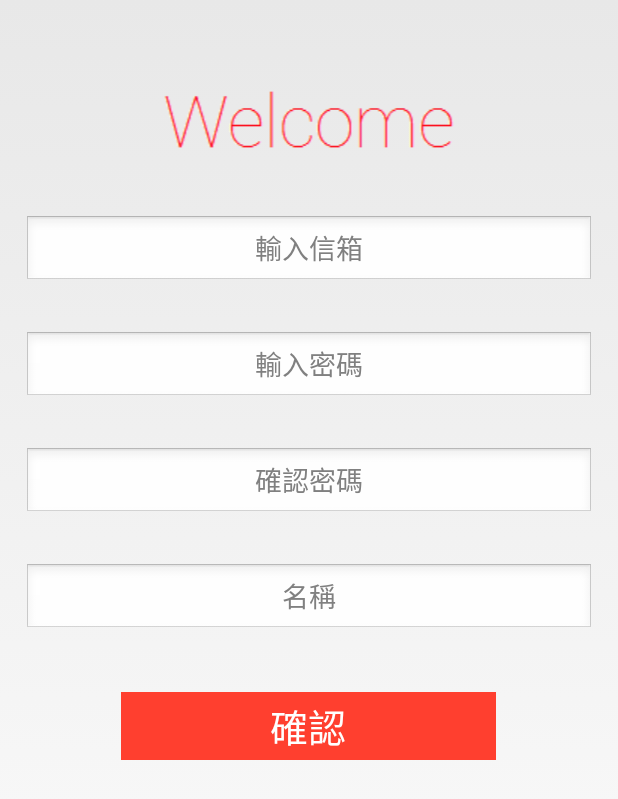
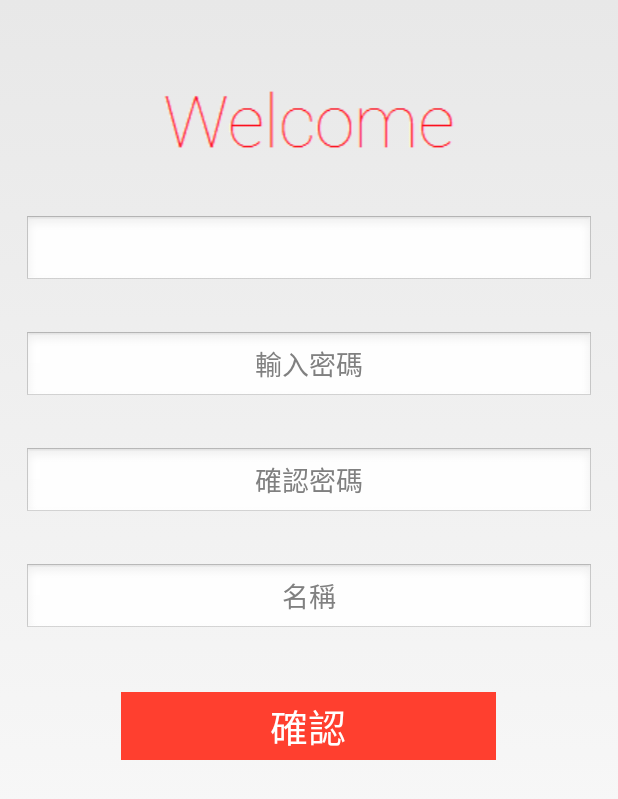
Before and after one commit to mysop/MySOP2, an Android app: the screen it shows after launch (Register), on a phone screen of 412 x 824 dp. Shown: the top 799 px of the screen. Run offline under Robolectric (Android 15) with nearby library versions, the light colour scheme and no system bars.

Commit message:
0713
點下去HINT不見

```diff
--- a/app/src/main/java/com/example/kelly/mysop/Register.java
+++ b/app/src/main/java/com/example/kelly/mysop/Register.java
@@ -4,14 +4,76 @@ import android.app.Activity;
 import android.os.Bundle;
 import android.view.Menu;
 import android.view.MenuItem;
+import android.text.Editable;
+import android.text.TextWatcher;
+import android.view.View;
+import android.view.View.OnFocusChangeListener;
+import android.widget.EditText;
+import android.widget.TextView;
 
 
 public class Register extends Activity {
+
+
+    private EditText et1;
+    private EditText et2;
+    private EditText et3;
+    private EditText et4;
+    String strHint1;
+    String strHint2;
+    String strHint3;
+    String strHint4;
+
 
     @Override
     protected void onCreate(Bundle savedInstanceState) {
         super.onCreate(savedInstanceState);
         setContentView(R.layout.activity_register);
+
+        et1 = (EditText) findViewById(R.id.InputEmail);
+        et2 = (EditText) findViewById(R.id.InputPassword);
+        et3 = (EditText) findViewById(R.id.ConfirmPassword);
+        et4 = (EditText) findViewById(R.id.Name);
+
+        strHint1 = getResources().getString(R.string.Register_InputEmail);
+        strHint2 = getResources().getString(R.string.Register_InputPassword);
+        strHint3 = getResources().getString(R.string.Register_ConfirmPassword);
+        strHint4 = getResources().getString(R.string.Register_Name);
+
+        final EditText[] mArray = new EditText[] { et1,et2,et3,et4 };
+
+        for (int i = 0; i < mArray.length; i++) {
+            final int j = i;
+
+            //EditText 获得焦点时hint消失，失去焦点时hint显示
+            mArray[j].setOnFocusChangeListener(new OnFocusChangeListener() {
+                @Override
+                public void onFocusChange(View v, boolean hasFocus) {
+
+                    if (!hasFocus) {
+                        if(j == 0){
+                            ((TextView) v).setHint(strHint1);
+                        }
+                        if(j == 1){
+                            ((TextView) v).setHint(strHint2);
+                        }
+                        if(j == 2){
+                            ((TextView) v).setHint(strHint3);
+                        }
+                        if(j == 3){
+                            ((TextView) v).setHint(strHint4);
+                        }
+
+                    } else {
+                        ((TextView) v).setHint("");
+                    }
+
+                }
+            });
+        }
+
+
+
     }
 
 
--- a/app/src/main/res/layout/activity_login.xml
+++ b/app/src/main/res/layout/activity_login.xml
@@ -16,8 +16,8 @@
         android:layout_alignParentBottom="true"
         android:layout_alignParentStart="true"
         android:layout_alignParentEnd="true"
-        android:hint="電子信箱"
-        android:gravity="center"/>
+        android:hint="@string/Login_email"
+        android:gravity="center" />
 
     <EditText
         android:layout_width="wrap_content"
@@ -29,7 +29,7 @@
         android:layout_alignParentStart="true"
         android:layout_marginBottom="160dp"
         android:layout_alignEnd="@+id/editText"
-        android:hint="密碼"
+        android:hint="@string/Login_passward"
         android:gravity="center"/>
 
     <TextView
--- a/app/src/main/res/layout/activity_register.xml
+++ b/app/src/main/res/layout/activity_register.xml
@@ -22,7 +22,7 @@
         android:ems="10"
         android:id="@+id/InputEmail"
         android:textSize="18dp"
-        android:hint="輸入信箱"
+        android:hint="@string/Register_InputEmail"
         android:singleLine="false"
         android:gravity="center"
         android:layout_below="@+id/imageView4"
@@ -35,7 +35,7 @@
         android:inputType="textPassword"
         android:ems="10"
         android:id="@+id/InputPassword"
-        android:hint="輸入密碼"
+        android:hint="@string/Register_InputPassword"
         android:textSize="18dp"
         android:focusable="true"
         android:gravity="center"
@@ -51,7 +51,7 @@
         android:ems="10"
         android:id="@+id/ConfirmPassword"
         android:textSize="18dp"
-        android:hint="確認密碼"
+        android:hint="@string/Register_ConfirmPassword"
         android:gravity="center"
         android:layout_below="@+id/InputPassword"
         android:layout_alignParentStart="true"
@@ -64,10 +64,10 @@
         android:inputType="textPersonName"
         android:ems="10"
         android:id="@+id/Name"
-        android:hint="名稱"
+        android:hint="@string/Register_Name"
         android:textSize="18dp"
         android:gravity="center"
-        android:focusableInTouchMode="false"
+        android:focusableInTouchMode="true"
         android:layout_below="@+id/ConfirmPassword"
         android:layout_alignParentStart="true"
         android:layout_marginTop="29dp"
--- a/app/src/main/res/values/strings.xml
+++ b/app/src/main/res/values/strings.xml
@@ -7,4 +7,17 @@
     <string name="title_activity_error">Error</string>
     <string name="title_activity_forget">Forget</string>
     <string name="title_activity_main">MainActivity</string>
+
+
+
+    <string name="Login_email">電子信箱</string>
+    <string name="Login_passward">密碼</string>
+
+
+    <string name="Register_InputEmail">輸入信箱</string>
+    <string name="Register_InputPassword">輸入密碼</string>
+    <string name="Register_ConfirmPassword">確認密碼</string>
+    <string name="Register_Name">名稱</string>
+
+
 </resources>
```
Also changed, not shown: app/src/main/java/com/example/kelly/mysop/Login.java (+44 -0 lines).
